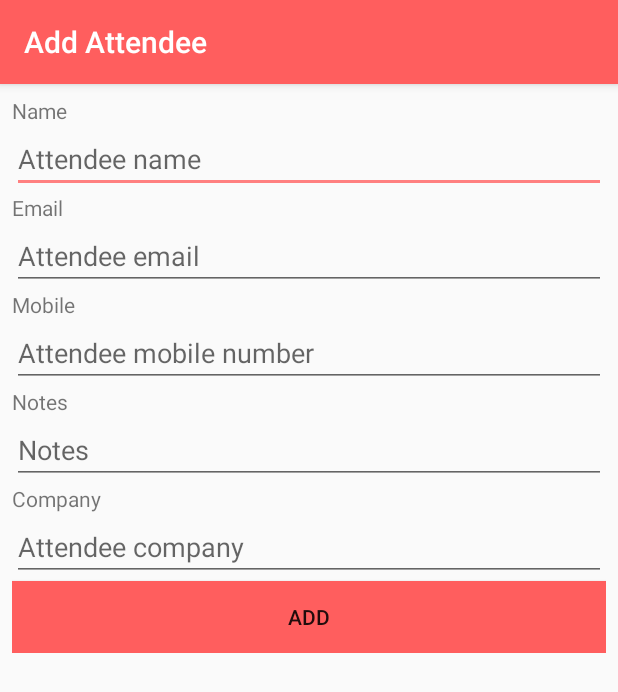
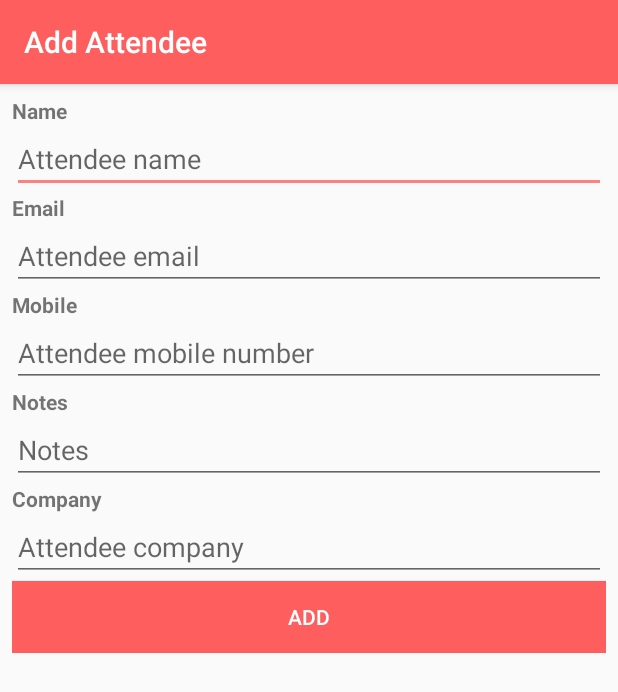
Before and after one commit to bossvellore/rimpa, an Android app: the AttendeeAddActivity screen opened directly, with no data from a screen before it, on a phone screen of 412 x 824 dp. Shown: the top 692 px of the screen. Run offline under Robolectric (Android 15) with nearby library versions, the phone set to English and light mode, and no system bars.

```diff
--- a/src/main/res/layout/activity_attendee_add.xml
+++ b/src/main/res/layout/activity_attendee_add.xml
@@ -33,7 +33,8 @@
                 android:id="@+id/textView"
                 android:layout_width="match_parent"
                 android:layout_height="wrap_content"
-                android:text="Name" />
+                android:text="Name"
+                android:textStyle="bold"/>
 
             <EditText
                 android:id="@+id/nameTxt"
@@ -47,7 +48,8 @@
                 android:id="@+id/emailTextView"
                 android:layout_width="match_parent"
                 android:layout_height="wrap_content"
-                android:text="Email" />
+                android:text="Email"
+                android:textStyle="bold"/>
 
             <EditText
                 android:id="@+id/emailTxt"
@@ -55,13 +57,14 @@
                 android:layout_height="wrap_content"
                 android:ems="10"
                 android:hint="Attendee email"
-                android:inputType="textPersonName" />
+                android:inputType="textEmailAddress" />
 
             <TextView
                 android:id="@+id/textView8"
                 android:layout_width="match_parent"
                 android:layout_height="wrap_content"
-                android:text="Mobile" />
+                android:text="Mobile"
+                android:textStyle="bold"/>
 
             <EditText
                 android:id="@+id/mobileTxt"
@@ -75,7 +78,8 @@
                 android:id="@+id/textView10"
                 android:layout_width="match_parent"
                 android:layout_height="wrap_content"
-                android:text="Notes" />
+                android:text="Notes"
+                android:textStyle="bold"/>
 
             <EditText
                 android:id="@+id/notesTxt"
@@ -89,7 +93,8 @@
                 android:id="@+id/textView12"
                 android:layout_width="match_parent"
                 android:layout_height="wrap_content"
-                android:text="Company" />
+                android:text="Company"
+                android:textStyle="bold"/>
 
             <EditText
                 android:id="@+id/companyTxt"
@@ -101,9 +106,11 @@
 
             <Button
                 android:id="@+id/addAttendeeBtn"
+                style="@style/Widget.AppCompat.Button"
                 android:layout_width="match_parent"
                 android:layout_height="wrap_content"
                 android:background="@color/colorPrimary"
+                android:textColor="#FFFFFF"
                 android:text="Add" />
         </LinearLayout>
     </ScrollView>
--- a/src/main/res/layout/activity_event_add.xml
+++ b/src/main/res/layout/activity_event_add.xml
@@ -73,6 +73,7 @@
                 android:layout_weight="1"
                 android:ems="10"
                 android:hint="yyyy/mm/dd"
+                android:textColor="@color/textbody"
                 android:textAlignment="center"
                 android:inputType="date"
                 android:focusable="false"/>
@@ -84,6 +85,7 @@
                 android:layout_weight="1"
                 android:ems="10"
                 android:hint="hh:mm"
+                android:textColor="@color/textbody"
                 android:textAlignment="center"
                 android:inputType="time"
                 android:focusable="false"/>
--- a/src/main/res/values/colors.xml
+++ b/src/main/res/values/colors.xml
@@ -3,4 +3,5 @@
     <color name="colorPrimary">#ff5e5e</color>
     <color name="colorPrimaryDark">#ff8080</color>
     <color name="colorAccent">#ff8080</color>
+    <color name="textbody">#757575</color>
 </resources>
```
Also changed, not shown: src/main/java/com/dsa/rimpark/AttendeeListAdapter.java (+9 -0 lines), src/main/java/com/dsa/rimpark/MainActivity.java (+35 -4 lines), src/main/res/layout/adapter_attendee_item.xml (+27 -17 lines), src/main/res/layout/adapter_event_item.xml (+3 -4 lines), src/main/res/menu/status_menu.xml (+5 -2 lines), 1 other file.
